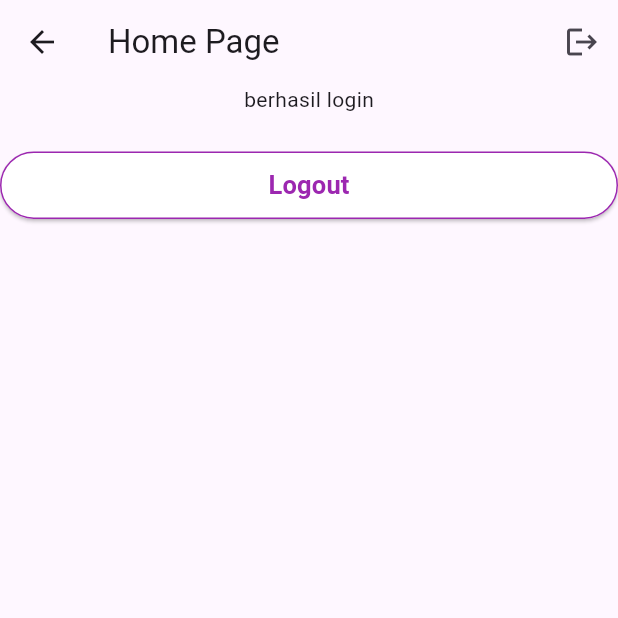
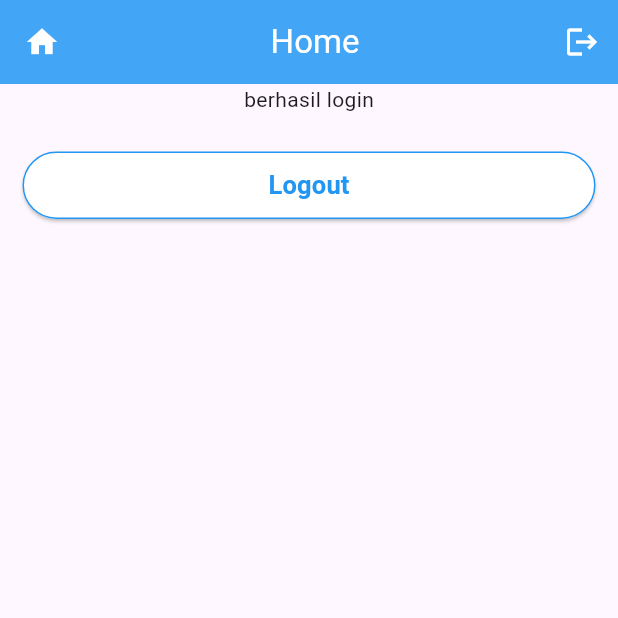
Before and after one commit to ridhailham/VISILA_App, a Flutter app: the HomePage screen opened directly, on a phone screen of 412 x 824 dp, the top half of it. Run offline on Flutter 3.47's test engine with Material 3 defaults, Android fonts, the light colour scheme and no system bars; our stand-ins replace firebase_auth, firebase_core, google_fonts; accounts and stored records are empty.

Commit message:
upgrade home page

```diff
--- a/app_mobile/lib/pages/home_page.dart
+++ b/app_mobile/lib/pages/home_page.dart
@@ -10,13 +10,20 @@ class HomePage extends StatelessWidget {
     // TODO: implement build
     return Scaffold(
       appBar: AppBar(
-        title: Text("Home Page"),
+        backgroundColor: Colors.blue[400],
+        leading: new Icon(
+          Icons.home,
+          color: Colors.white,
+        ),
+        title: new Center(
+            child: new Text("Home", style: TextStyle(color: Colors.white))),
         actions: [
           IconButton(
               onPressed: () {
                 FirebaseAuth.instance.signOut();
               },
-              icon: const Icon(Icons.logout))
+              icon: const Icon(Icons.logout),
+              color: Colors.white)
         ],
       ),
       body: Column(
@@ -30,11 +37,11 @@ class HomePage extends StatelessWidget {
           Container(
             height: 45,
             width: double.infinity,
-            margin: EdgeInsets.symmetric(vertical: 15),
+            margin: EdgeInsets.symmetric(vertical: 15, horizontal: 15),
             child: ElevatedButton(
               style: ElevatedButton.styleFrom(
                 primary: Colors.white,
-                side: BorderSide(color: Colors.purple),
+                side: BorderSide(color: Colors.blue),
               ),
               onPressed: () {
                 FirebaseAuth.instance.signOut();
@@ -44,7 +51,7 @@ class HomePage extends StatelessWidget {
                 "Logout",
                 style: TextStyle(
                     fontSize: 17,
-                    color: Colors.purple,
+                    color: Colors.blue,
                     fontWeight: FontWeight.bold),
               ),
             ),
```
Also changed, not shown: app_mobile/lib/main.dart (+7 -1 lines), app_mobile/lib/pages/login_page.dart (+16 -17 lines), app_mobile/lib/pages/register_page.dart (+16 -13 lines).
